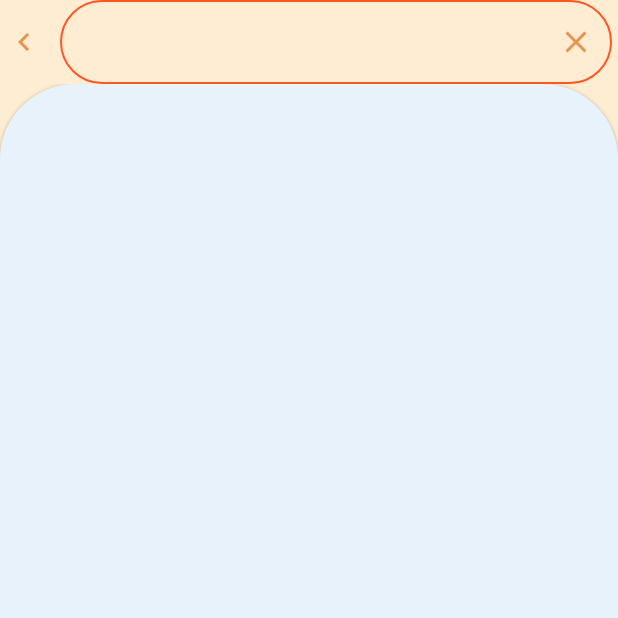
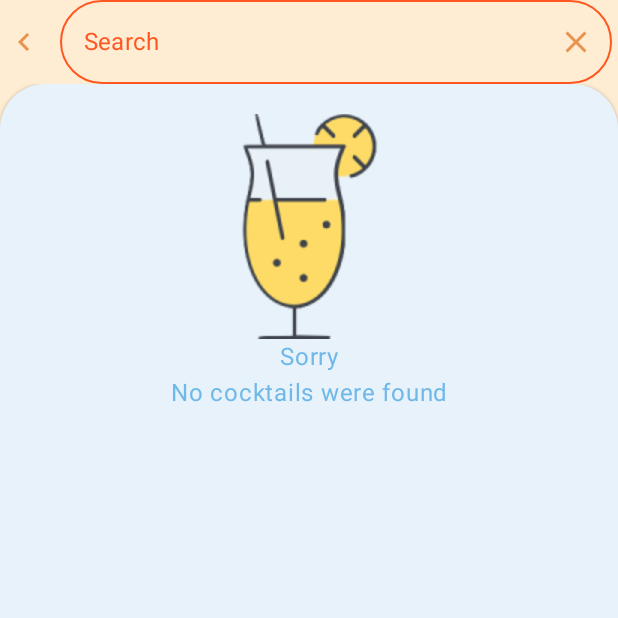
Before and after one commit to Agrebennicov/Bar-App-Demo, an Android app built with Jetpack Compose: the screen it shows after launch (HomeActivity), after a tap on "Search", on a phone screen of 412 x 824 dp, the top half of it. Run offline under Robolectric (Android 15) with nearby library versions, the phone set to English and light mode, and no system bars; our stand-ins replace Dagger/Hilt's generated code; pictures from the network do not load.

```diff
--- a/app/src/main/java/com/example/jetpackdemo/pojo/AlcoholicType.kt
+++ b/app/src/main/java/com/example/jetpackdemo/pojo/AlcoholicType.kt
@@ -2,10 +2,13 @@ package com.example.jetpackdemo.pojo
 
 import com.google.gson.annotations.SerializedName
 
-enum class AlcoholicType {
+enum class AlcoholicType(val typeName: String) {
     @SerializedName("Non alcoholic")
-    NON_ALCOHOLIC,
+    NON_ALCOHOLIC("Non alcoholic"),
 
     @SerializedName("Alcoholic")
-    ALCOHOLIC();
+    ALCOHOLIC("Alcoholic"),
+
+    @SerializedName("Optional alcohol")
+    OPTIONAL_ALCOHOL("Optional alcohol");
 }
--- a/app/src/main/java/com/example/jetpackdemo/ui/DrinkApp.kt
+++ b/app/src/main/java/com/example/jetpackdemo/ui/DrinkApp.kt
@@ -91,6 +91,7 @@ fun DrinksTopAppBar(
                     shape = CircleShape,
                     modifier = Modifier.fillMaxWidth(),
                     value = searchValue,
+                    placeholder = { Text(text = "Search", color = DrinkTheme.colors.onPrimary) },
                     onValueChange = {
                         searchValue = it
                         onSearchValueChanged(it)
--- a/app/src/main/java/com/example/jetpackdemo/ui/navigation/NavActions.kt
+++ b/app/src/main/java/com/example/jetpackdemo/ui/navigation/NavActions.kt
@@ -11,6 +11,10 @@ class NavActions(private val navController: NavHostController) {
     fun openSearch() {
         navController.navigate(Screen.DRINKS_SEARCH)
     }
+
+    fun openDetails(id: Long) {
+        navController.navigate("${Screen.DRINK_DETAILS}/$id")
+    }
 }
 
 object Screen {
--- a/app/src/main/java/com/example/jetpackdemo/ui/navigation/NavGraph.kt
+++ b/app/src/main/java/com/example/jetpackdemo/ui/navigation/NavGraph.kt
@@ -3,9 +3,12 @@ package com.example.jetpackdemo.ui.navigation
 import androidx.compose.runtime.Composable
 import androidx.compose.runtime.remember
 import androidx.navigation.NavHostController
+import androidx.navigation.NavType
 import androidx.navigation.compose.NavHost
 import androidx.navigation.compose.composable
+import androidx.navigation.navArgument
 import com.example.jetpackdemo.ui.dashboard.DashboardScreen
+import com.example.jetpackdemo.ui.details.DetailsScreen
 import com.example.jetpackdemo.ui.search.SearchScreen
 import com.example.jetpackdemo.ui.splash.SplashScreen
 
@@ -35,8 +38,13 @@ fun NavGraph(
         }
         composable(Screen.DRINKS_SEARCH) {
             SearchScreen(searchValue = searchValue, onDrinkClicked = { id ->
-
+                actions.openDetails(id)
             })
+        }
+        composable(route = "${Screen.DRINK_DETAILS}/{id}",
+            arguments = listOf(navArgument("id") { type = NavType.LongType })
+        ) {backStackEntry ->
+            DetailsScreen(id = backStackEntry.arguments?.getLong("id") ?: 1)
         }
     }
 }
--- a/app/src/main/java/com/example/jetpackdemo/ui/search/SearchScreen.kt
+++ b/app/src/main/java/com/example/jetpackdemo/ui/search/SearchScreen.kt
@@ -12,12 +12,16 @@ import androidx.compose.material.Text
 import androidx.compose.runtime.Composable
 import androidx.compose.runtime.collectAsState
 import androidx.compose.runtime.getValue
+import androidx.compose.ui.Alignment
 import androidx.compose.ui.Modifier
+import androidx.compose.ui.res.painterResource
+import androidx.compose.ui.text.style.TextAlign
 import androidx.compose.ui.unit.dp
 import androidx.compose.ui.unit.sp
 import androidx.hilt.navigation.compose.hiltViewModel
 import coil.compose.rememberImagePainter
 import coil.transform.CircleCropTransformation
+import com.example.jetpackdemo.R
 import com.example.jetpackdemo.ui.theme.DrinkTheme
 
 @Composable
@@ -37,10 +41,25 @@ fun SearchScreen(onDrinkClicked: (Long) -> Unit, searchValue: String) {
         Card(
             modifier = Modifier
                 .fillMaxSize(),
-            shape = RoundedCornerShape(topStart = 50.dp, topEnd = 50.dp)
+            shape = RoundedCornerShape(topStart = 30.dp, topEnd = 30.dp)
         ) {
             when (uiState) {
                 is SearchViewModel.SearchState.Empty -> {
+                    Column(
+                        Modifier
+                            .fillMaxWidth()
+                            .padding(top = 20.dp),
+                        horizontalAlignment = Alignment.CenterHorizontally,
+                        verticalArrangement = Arrangement.Top
+                    ) {
+                        Image(
+                            alignment = Alignment.Center,
+                            modifier = Modifier.size(94.dp, 150.dp),
+                            painter = painterResource(R.drawable.cocktail),
+                            contentDescription = "Empty cocktail list"
+                        )
+                        Text(text = "Sorry\nNo cocktails were found", textAlign = TextAlign.Center)
+                    }
                 }
                 is SearchViewModel.SearchState.Loaded -> {
                     val drinks = (uiState as SearchViewModel.SearchState.Loaded).drinks
--- a/app/src/main/java/com/example/jetpackdemo/ui/search/SearchViewModel.kt
+++ b/app/src/main/java/com/example/jetpackdemo/ui/search/SearchViewModel.kt
@@ -19,7 +19,10 @@ class SearchViewModel @Inject constructor(
         viewModelScope.launch {
             cocktailRepository.search(searchValue)
                 .onSuccess {
-                    uiState.value = SearchState.Loaded(it)
+                    if (it.isEmpty())
+                        uiState.value = SearchState.Empty
+                    else
+                        uiState.value = SearchState.Loaded(it)
                 }
                 .onFailure {
                     uiState.value = SearchState.Empty
```
Also changed, not shown: app/src/main/java/com/example/jetpackdemo/ui/details/DetailsScreen.kt (added, +164 -0 lines), app/src/main/java/com/example/jetpackdemo/ui/details/DetailsViewModel.kt (+25 -1 lines), app/src/main/res/drawable/cocktail.png (added).
